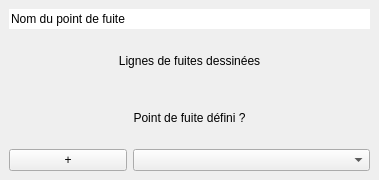
Qt form src/QLabelling/qt/QArrangementLabellingVanishingPointsWidget.ui (oliviertournaire/QLabelling) before a commit.
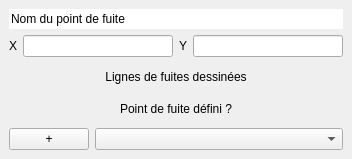
The same form after that commit. Icons and pictures are not drawn.

Commit message: [WIP] Display vanishing point coordinates

```diff
--- a/src/QLabelling/qt/QArrangementLabellingVanishingPointsWidget.ui
+++ b/src/QLabelling/qt/QArrangementLabellingVanishingPointsWidget.ui
@@ -6,8 +6,8 @@
    <rect>
     <x>0</x>
     <y>0</y>
-    <width>379</width>
-    <height>180</height>
+    <width>352</width>
+    <height>159</height>
    </rect>
   </property>
   <property name="windowTitle">
@@ -16,49 +16,88 @@
   <widget class="QWidget" name="dockWidgetContents">
    <layout class="QVBoxLayout" name="verticalLayout">
     <item>
-     <layout class="QGridLayout" name="gridLayout">
-      <property name="sizeConstraint">
-       <enum>QLayout::SetDefaultConstraint</enum>
+     <widget class="QLineEdit" name="lineEdit">
+      <property name="text">
+       <string>Nom du point de fuite</string>
       </property>
-      <item row="2" column="0" colspan="3">
-       <widget class="QLabel" name="label_4">
-        <property name="text">
-         <string>Point de fuite défini ?</string>
-        </property>
-        <property name="alignment">
-         <set>Qt::AlignCenter</set>
-        </property>
-       </widget>
+      <property name="frame">
+       <bool>false</bool>
+      </property>
+     </widget>
+    </item>
+    <item>
+     <layout class="QHBoxLayout" name="horizontalLayout_3">
+      <item>
+       <layout class="QHBoxLayout" name="horizontalLayout">
+        <item>
+         <widget class="QLabel" name="label">
+          <property name="text">
+           <string>X</string>
+          </property>
+         </widget>
+        </item>
+        <item>
+         <widget class="QLineEdit" name="_xCoord">
+          <property name="text">
+           <string/>
+          </property>
+         </widget>
+        </item>
+       </layout>
       </item>
-      <item row="3" column="1" colspan="2">
-       <widget class="QComboBox" name="comboBox"/>
+      <item>
+       <layout class="QHBoxLayout" name="horizontalLayout_2">
+        <item>
+         <widget class="QLabel" name="label_2">
+          <property name="text">
+           <string>Y</string>
+          </property>
+         </widget>
+        </item>
+        <item>
+         <widget class="QLineEdit" name="_yCoord"/>
+        </item>
+       </layout>
       </item>
-      <item row="3" column="0">
+     </layout>
+    </item>
+    <item>
+     <widget class="QLabel" name="label_3">
+      <property name="text">
+       <string>Lignes de fuites dessinées</string>
+      </property>
+      <property name="alignment">
+       <set>Qt::AlignCenter</set>
+      </property>
+     </widget>
+    </item>
+    <item>
+     <widget class="QLabel" name="label_4">
+      <property name="text">
+       <string>Point de fuite défini ?</string>
+      </property>
+      <property name="alignment">
+       <set>Qt::AlignCenter</set>
+      </property>
+     </widget>
+    </item>
+    <item>
+     <layout class="QHBoxLayout" name="horizontalLayout_4">
+      <item>
        <widget class="QPushButton" name="plusbutton">
+        <property name="sizePolicy">
+         <sizepolicy hsizetype="Fixed" vsizetype="Fixed">
+          <horstretch>0</horstretch>
+          <verstretch>0</verstretch>
+         </sizepolicy>
+        </property>
         <property name="text">
          <string>+</string>
         </property>
        </widget>
       </item>
-      <item row="1" column="0" colspan="3">
-       <widget class="QLabel" name="label_3">
-        <property name="text">
-         <string>Lignes de fuites dessinées</string>
-        </property>
-        <property name="alignment">
-         <set>Qt::AlignCenter</set>
-        </property>
-       </widget>
-      </item>
-      <item row="0" column="0" colspan="3">
-       <widget class="QLineEdit" name="lineEdit">
-        <property name="text">
-         <string>Nom du point de fuite</string>
-        </property>
-        <property name="frame">
-         <bool>false</bool>
-        </property>
-       </widget>
+      <item>
+       <widget class="QComboBox" name="comboBox"/>
       </item>
      </layout>
     </item>
```
The commit also changes 4 other files.
